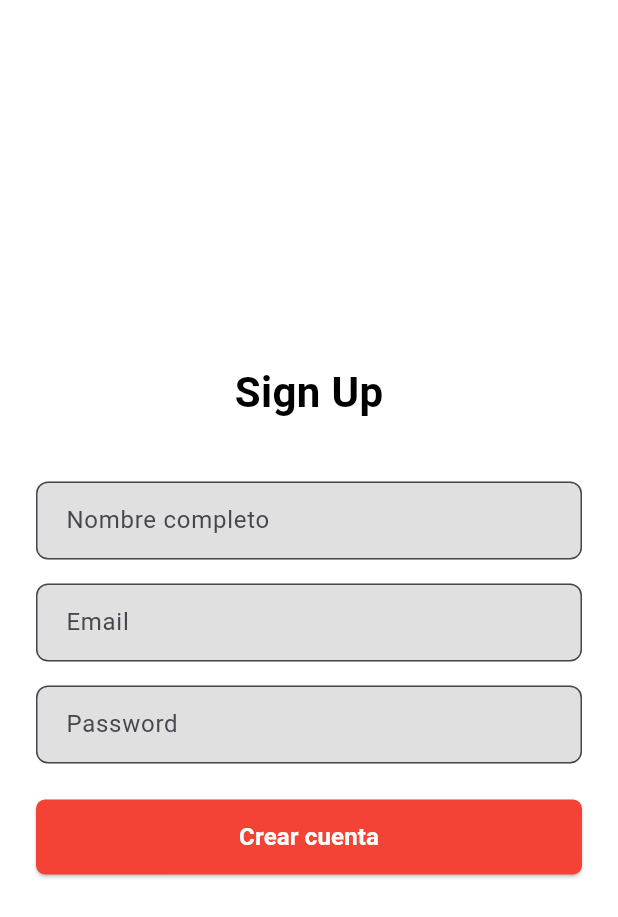
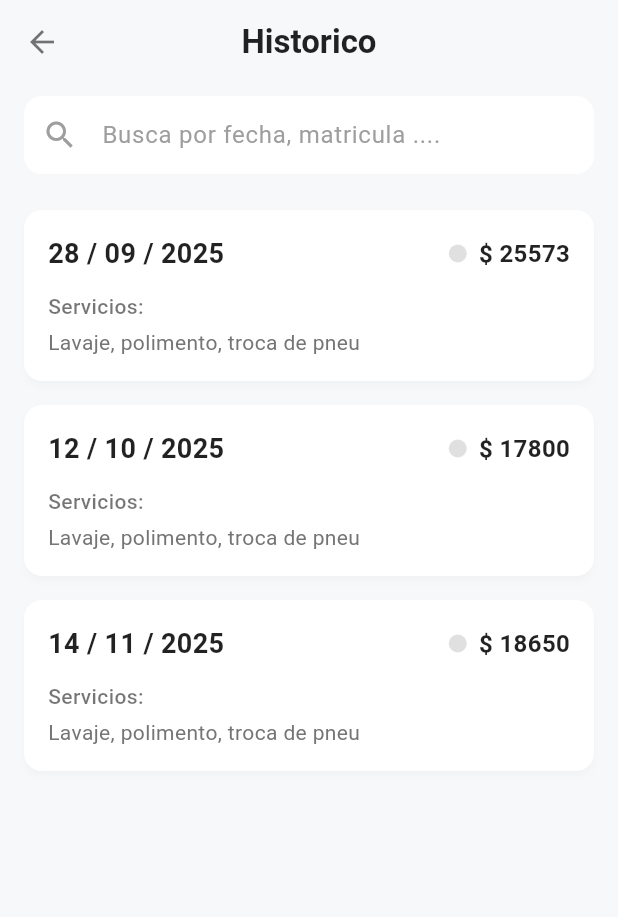
Before and after one commit to jeancariolato/dsa_app_taller, a Flutter app: the screen it shows after launch, on a phone screen of 412 x 824 dp. Shown: the top 917 px of the screen. Run offline on Flutter 3.47's test engine with Material 3 defaults, Android fonts, the light colour scheme and no system bars.

Commit message:
commit de telas ai

```diff
--- a/lib/main.dart
+++ b/lib/main.dart
@@ -1,4 +1,8 @@
 import 'package:dsa_taller/views/tela_SignUp.dart';
+import 'package:dsa_taller/views/tela_adicionar_estoque.dart';
+import 'package:dsa_taller/views/tela_estoque.dart';
+import 'package:dsa_taller/views/tela_historico_carro.dart';
+import 'package:dsa_taller/views/tela_revisao_final.dart';
 import 'package:flutter/material.dart';
 
 void main() {
@@ -12,7 +16,7 @@ class MainApp extends StatelessWidget {
   Widget build(BuildContext context) {
     return const MaterialApp(
       debugShowCheckedModeBanner: false,
-      home: SignUpPage(),
+      home: HistoricoPage(),
     );
   }
 }
--- /dev/null
+++ b/lib/views/tela_historico_carro.dart
@@ -0,0 +1,158 @@
+import 'package:flutter/material.dart';
+
+class HistoricoPage extends StatelessWidget {
+  const HistoricoPage({super.key});
+
+  // Lista de dados mocados para preencher a interface.
+  // Em um app real, isso viria de uma API ou banco de dados.
+  final List<Map<String, String>> historicoData = const [
+    {
+      'date': '28 / 09 / 2025',
+      'price': '\$ 25573',
+      'services': 'Lavaje, polimento, troca de pneu',
+    },
+    {
+      'date': '12 / 10 / 2025',
+      'price': '\$ 17800',
+      'services': 'Lavaje, polimento, troca de pneu',
+    },
+    {
+      'date': '14 / 11 / 2025',
+      'price': '\$ 18650',
+      'services': 'Lavaje, polimento, troca de pneu',
+    },
+  ];
+
+  @override
+  Widget build(BuildContext context) {
+    return Scaffold(
+      // Cor de fundo geral da tela
+      backgroundColor: const Color(0xFFF7F8FA),
+      appBar: AppBar(
+        backgroundColor: const Color(0xFFF7F8FA),
+        elevation: 0,
+        leading: const BackButton(color: Colors.black54),
+        centerTitle: true,
+        title: const Text(
+          'Historico',
+          style: TextStyle(color: Colors.black87, fontWeight: FontWeight.w600),
+        ),
+      ),
+      body: Column(
+        children: [
+          // --- Barra de Busca ---
+          Padding(
+            padding: const EdgeInsets.symmetric(
+              horizontal: 16.0,
+              vertical: 8.0,
+            ),
+            child: TextField(
+              decoration: InputDecoration(
+                hintText: 'Busca por fecha, matricula ....',
+                hintStyle: TextStyle(color: Colors.grey[500]),
+                prefixIcon: Icon(Icons.search, color: Colors.grey[500]),
+                filled: true,
+                fillColor: Colors.white,
+                contentPadding: const EdgeInsets.symmetric(vertical: 14.0),
+                border: OutlineInputBorder(
+                  borderRadius: BorderRadius.circular(12.0),
+                  borderSide: BorderSide.none, // Sem borda
+                ),
+              ),
+            ),
+          ),
+
+          // --- Lista de Histórico ---
+          Expanded(
+            child: ListView.builder(
+              padding: const EdgeInsets.all(16.0),
+              itemCount: historicoData.length,
+              itemBuilder: (context, index) {
+                final item = historicoData[index];
+                return _buildHistoryCard(
+                  date: item['date']!,
+                  price: item['price']!,
+                  services: item['services']!,
+                );
+              },
+            ),
+          ),
+        ],
+      ),
+    );
+  }
+
+  /// Widget auxiliar para construir cada card do histórico.
+  Widget _buildHistoryCard({
+    required String date,
+    required String price,
+    required String services,
+  }) {
+    return Card(
+      margin: const EdgeInsets.only(bottom: 16.0),
+      elevation: 2.0,
+      shadowColor: Colors.black.withOpacity(0.1),
+      color: Colors.white,
+      shape: RoundedRectangleBorder(borderRadius: BorderRadius.circular(12.0)),
+      child: Padding(
+        padding: const EdgeInsets.all(16.0),
+        child: Column(
+          crossAxisAlignment: CrossAxisAlignment.start,
+          children: [
+            Row(
+              mainAxisAlignment: MainAxisAlignment.spaceBetween,
+              children: [
+                // Data
+                Text(
+                  date,
+                  style: const TextStyle(
+                    fontSize: 18,
+                    fontWeight: FontWeight.bold,
+                    color: Colors.black87,
+                  ),
+                ),
+                // Ícone e Preço
+                Row(
+                  children: [
+                    Container(
+                      width: 12,
+                      height: 12,
+                      decoration: BoxDecoration(
+                        color: Colors.grey[300],
+                        shape: BoxShape.circle,
+                      ),
+                    ),
+                    const SizedBox(width: 8),
+                    Text(
+                      price,
+                      style: const TextStyle(
+                        fontSize: 16,
+                        fontWeight: FontWeight.w600,
+                        color: Colors.black87,
+                      ),
+                    ),
+                  ],
+                ),
+              ],
+            ),
+            const SizedBox(height: 12),
+            // Detalhes dos Serviços
+            const Text(
+              'Servicios:',
+              style: TextStyle(
+                fontSize: 14,
+                color: Colors.black54,
+                fontWeight: FontWeight.w500,
+              ),
+            ),
+            const SizedBox(height: 4),
+            Text(
+              services,
+              style: TextStyle(fontSize: 14, color: Colors.grey[600]),
+            ),
+          ],
+        ),
+      ),
+    );
+  }
+}
```
Also changed, not shown: lib/views/tela_adicionar_estoque.dart (added, +138 -0 lines), lib/views/tela_revisao_final.dart (added, +151 -0 lines), pubspec.lock, 114 other files.
